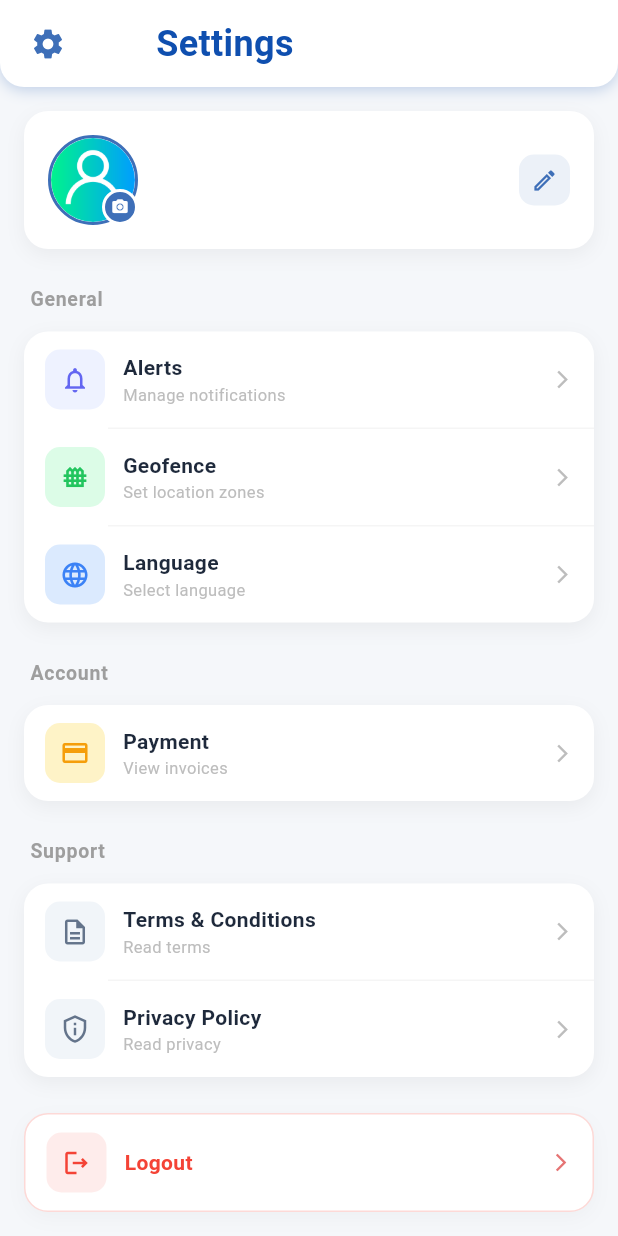
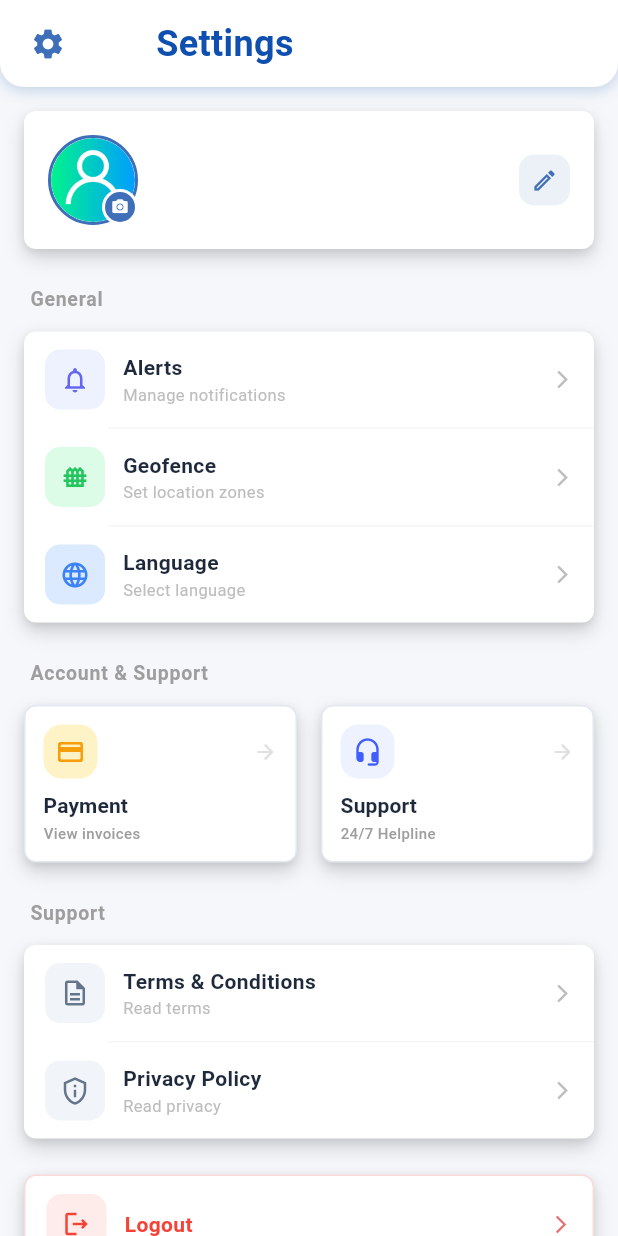
Before and after one commit to shawonhowlader666/Gps-Tracking, a Flutter app: the SettingsPage screen opened directly, on a phone screen of 412 x 824 dp. Run offline on Flutter 3.47's test engine with Material 3 defaults, Android fonts, the phone set to English and light mode, and no system bars; drawn by our look-alikes of overlay_support; our stand-ins replace auto_size_text, cached_network_image, carousel_slider, cloud_firestore, firebase_core, firebase_messaging and 23 more; missing offline and left inert: google_maps_cluster_manager, json_path, label_marker, marquee_widget, syncfusion_flutter_pdf, syncfusion_flutter_pdfviewer and 2 more; accounts and stored records are empty; network calls fail.

Commit message:
Premium card styles redesign, support screen, and map default view & optimization

```diff
--- a/lib/screens/geofence_add.dart
+++ b/lib/screens/geofence_add.dart
@@ -732,8 +732,8 @@
         GoogleMap(
           mapType: _currentMapType,
           initialCameraPosition: CameraPosition(
-            target: _currentLocation ?? const LatLng(21.7679, 78.8718),
-            zoom: _currentLocation != null ? 14 : 4,
+            target: _currentLocation ?? const LatLng(23.6850, 90.3563),
+            zoom: _currentLocation != null ? 14 : 7,
           ),
           onMapCreated: (controller) {
             _controller.complete(controller);
--- a/lib/screens/settings.dart
+++ b/lib/screens/settings.dart
@@ -7,6 +7,7 @@
 import 'package:image_picker/image_picker.dart';
 import 'package:shared_preferences/shared_preferences.dart';
 import 'package:gpspro/screens/payment_list.dart';
+import 'package:gpspro/screens/customer_support.dart';
 import 'package:gpspro/widgets/scale_button.dart';
 
 class SettingsPage extends StatefulWidget {
@@ -192,15 +193,18 @@
               ),
             ]),
             const SizedBox(height: 24),
-            _buildSectionTitle('Account'),
+            _buildSectionTitle('Account & Support'),
             const SizedBox(height: 12),
-            _buildSettingsCard([
-              _buildSettingItem(
-                icon: Icons.payment_outlined,
+            Row(
+              children: [
+                Expanded(
+                  child: _buildPremium3DCard(
+                    title: 'Payment',
+                    subtitle: 'View invoices',
+                    icon: Icons.payment_rounded,
                     iconColor: const Color(0xFFF59E0B),
                     iconBgColor: const Color(0xFFFEF3C7),
-                title: 'Payment',
-                subtitle: 'View invoices',
+                    shadowColor: const Color(0xFFF59E0B),
                     onTap: () {
                       Navigator.push(
                         context,
@@ -210,16 +214,28 @@
                       );
                     },
                   ),
-              // _buildDivider(),
-              // _buildSettingItem(
-              //   icon: Icons.add_circle_outline,
-              //   iconColor: const Color(0xFF8B5CF6),
-              //   iconBgColor: const Color(0xFFF3E8FF),
-              //   title: 'Add Vehicles',
-              //   subtitle: 'Register vehicles',
-              //   onTap: () {},
-              // ),
-            ]),
+                ),
+                const SizedBox(width: 16),
+                Expanded(
+                  child: _buildPremium3DCard(
+                    title: 'Support',
+                    subtitle: '24/7 Helpline',
+                    icon: Icons.headset_mic_rounded,
+                    iconColor: const Color(0xFF3F5EFB),
+                    iconBgColor: const Color(0xFFEEF2FF),
+                    shadowColor: const Color(0xFF3F5EFB),
+                    onTap: () {
+                      Navigator.push(
+                        context,
+                        MaterialPageRoute(
+                          builder: (context) => const CustomerSupportScreen(),
+                        ),
+                      );
+                    },
+                  ),
+                ),
+              ],
+            ),
             const SizedBox(height: 24),
             _buildSectionTitle('Support'),
             const SizedBox(height: 12),
@@ -266,12 +282,17 @@
       padding: const EdgeInsets.all(16),
       decoration: BoxDecoration(
         color: Colors.white,
-        borderRadius: BorderRadius.circular(16),
+        borderRadius: BorderRadius.circular(8),
         boxShadow: [
           BoxShadow(
-            color: Colors.black.withValues(alpha: 0.05),
+            color: Colors.black.withOpacity(0.15),
             blurRadius: 10,
-            offset: const Offset(0, 4),
+            offset: const Offset(0, 6),
+          ),
+          BoxShadow(
+            color: Colors.black.withOpacity(0.08),
+            blurRadius: 4,
+            offset: const Offset(0, 2),
           ),
         ],
       ),
@@ -377,16 +398,116 @@
     );
   }
 
+  Widget _buildPremium3DCard({
+    required String title,
+    required String subtitle,
+    required IconData icon,
+    required Color iconColor,
+    required Color iconBgColor,
+    required Color shadowColor,
+    required VoidCallback onTap,
+  }) {
+    return ScaleButton(
+      onTap: onTap,
+      child: Container(
+        height: 105,
+        decoration: BoxDecoration(
+          color: Colors.white,
+          borderRadius: BorderRadius.circular(8),
+          boxShadow: [
+            BoxShadow(
+              color: Colors.black.withOpacity(0.15),
+              blurRadius: 10,
+              offset: const Offset(0, 6),
+            ),
+            BoxShadow(
+              color: Colors.black.withOpacity(0.08),
+              blurRadius: 4,
+              offset: const Offset(0, 2),
+            ),
+          ],
+          border: Border.all(
+            color: const Color(0xFFE2E8F0),
+            width: 1,
+          ),
+        ),
+        child: Padding(
+          padding: const EdgeInsets.all(12),
+          child: Column(
+            crossAxisAlignment: CrossAxisAlignment.start,
+            mainAxisAlignment: MainAxisAlignment.spaceBetween,
+            children: [
+              Row(
+                mainAxisAlignment: MainAxisAlignment.spaceBetween,
+                children: [
+                  Container(
+                    padding: const EdgeInsets.all(8),
+                    decoration: BoxDecoration(
+                      color: iconBgColor,
+                      borderRadius: BorderRadius.circular(12),
+                    ),
+                    child: Icon(
+                      icon,
+                      color: iconColor,
+                      size: 20,
+                    ),
+                  ),
+                  Icon(
+                    Icons.arrow_forward_rounded,
+                    color: Colors.grey[300],
+                    size: 16,
+                  ),
+                ],
+              ),
+              Column(
+                crossAxisAlignment: CrossAxisAlignment.start,
+                children: [
+                  Text(
+                    title,
+                    style: const TextStyle(
+                      color: Color(0xFF1E293B),
+                      fontSize: 14,
+                      fontWeight: FontWeight.bold,
+                      letterSpacing: 0.1,
+                    ),
+                    maxLines: 1,
+                    overflow: TextOverflow.ellipsis,
+                  ),
+                  const SizedBox(height: 1),
+                  Text(
+                    subtitle,
+                    style: TextStyle(
+                      color: Colors.grey[500],
+                      fontSize: 10,
+                      fontWeight: FontWeight.w500,
+                    ),
+                    maxLines: 1,
+                    overflow: TextOverflow.ellipsis,
+                  ),
+                ],
+              ),
+            ],
+          ),
+        ),
+      ),
+    );
+  }
+
   Widget _buildSettingsCard(List<Widget> children) {
     return Container(
       decoration: BoxDecoration(
         color: Colors.white,
-        borderRadius: BorderRadius.circular(16),
+        borderRadius: BorderRadius.circular(8),
         boxShadow: [
           BoxShadow(
-            color: Colors.black.withValues(alpha: 0.05),
+            color: Colors.black.withOpacity(0.15),
             blurRadius: 10,
-            offset: const Offset(0, 4),
+            offset: const Offset(0, 6),
+          ),
+          BoxShadow(
+            color: Colors.black.withOpacity(0.08),
+            blurRadius: 4,
+            offset: const Offset(0, 2),
           ),
         ],
       ),
@@ -406,7 +527,7 @@
       color: Colors.transparent,
       child: InkWell(
         onTap: onTap,
-        borderRadius: BorderRadius.circular(16),
+        borderRadius: BorderRadius.circular(8),
         child: Padding(
           padding: const EdgeInsets.symmetric(horizontal: 14, vertical: 12),
           child: Row(
@@ -468,13 +589,18 @@
         padding: const EdgeInsets.symmetric(horizontal: 14, vertical: 12),
         decoration: BoxDecoration(
           color: Colors.white,
-          borderRadius: BorderRadius.circular(16),
+          borderRadius: BorderRadius.circular(8),
           border: Border.all(color: Colors.red.withValues(alpha: 0.2)),
           boxShadow: [
             BoxShadow(
-              color: Colors.black.withValues(alpha: 0.03),
+              color: Colors.black.withOpacity(0.15),
               blurRadius: 10,
-              offset: const Offset(0, 4),
+              offset: const Offset(0, 6),
+            ),
+            BoxShadow(
+              color: Colors.black.withOpacity(0.08),
+              blurRadius: 4,
+              offset: const Offset(0, 2),
             ),
           ],
         ),
```
Also changed, not shown: lib/screens/customer_support.dart (added, +341 -0 lines), lib/screens/devices.dart (+8 -3 lines), lib/screens/home_screen.dart (+58 -24 lines), lib/screens/map_home.dart (+46 -38 lines). Lines whose indentation alone changed are shown as unchanged.
